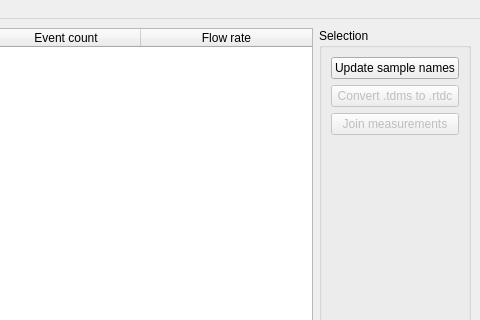
The window that dckit/main.ui (DC-analysis/DCKit) describes before a commit, drawn with Qt 5; both pictures show x 619 to 1099 and y 0 to 320 of the 1099 by 634 pixel window.
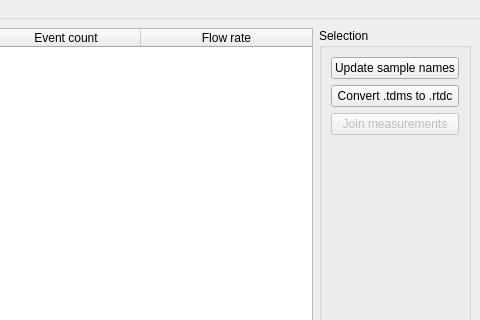
The same window after the commit.

Commit message: feat: implement conversion from .tdms to .rtdc

The edit to the form file:
```diff
--- a/dckit/main.ui
+++ b/dckit/main.ui
@@ -95,7 +95,7 @@
        <item>
         <widget class="QPushButton" name="pushButton_tdms2rtdc">
          <property name="enabled">
-          <bool>false</bool>
+          <bool>true</bool>
          </property>
          <property name="text">
           <string>Convert .tdms to .rtdc</string>
```
The commit also changes 2 other files.
